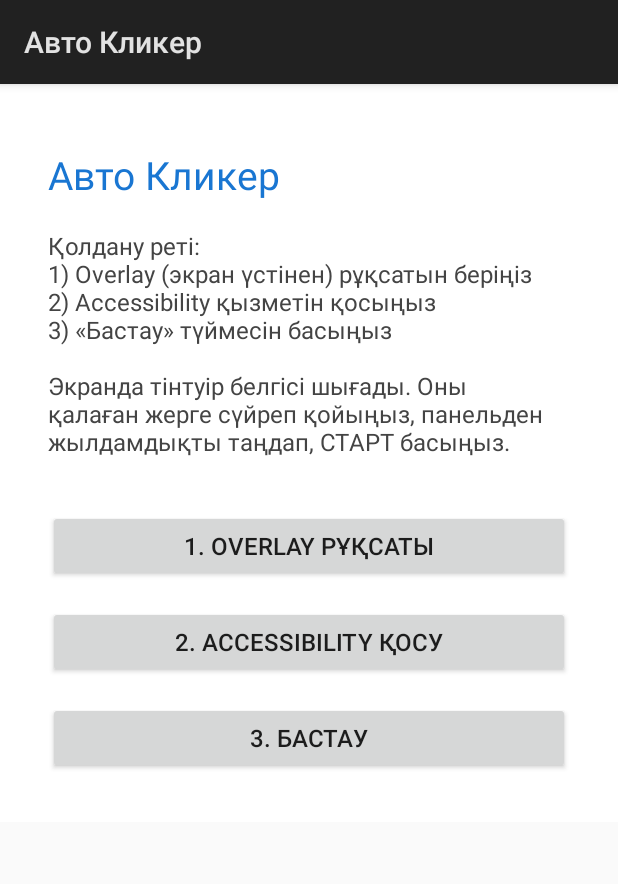
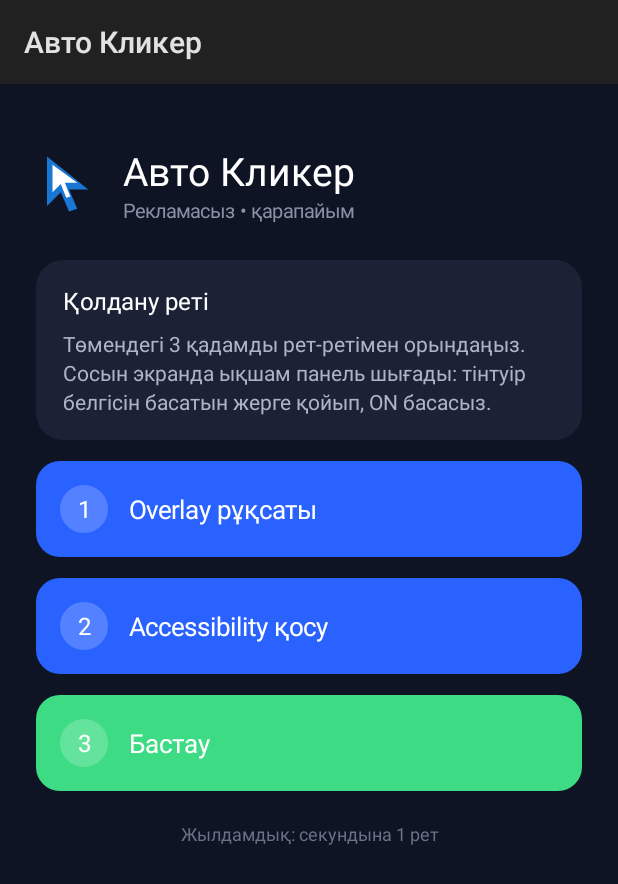
Before and after one commit to ooik2086-cmd/suret-izde, an Android app: the screen it shows after launch (MainActivity), on a phone screen of 412 x 824 dp. Shown: the top 884 px of the screen. Run offline under Robolectric (Android 15) with nearby library versions, the phone set to English and light mode, and no system bars.

Commit message:
Redesign UI: compact edge-docked overlay and styled main screen
Overlay: slim vertical panel docked to a screen edge with snap-to-edge,
ordered drag handle, ON (green), OFF (red), click counter, X (red).
Main screen: dark themed cards with numbered, colored step buttons.

https://claude.ai/code/session_01V9hDEfrHcWaNNjd3bZ4Xqy

```diff
--- a/autoclicker/app/build.gradle.kts
+++ b/autoclicker/app/build.gradle.kts
@@ -11,8 +11,8 @@ android {
         applicationId = "com.autoclicker.app"
         minSdk = 24
         targetSdk = 33
-        versionCode = 2
-        versionName = "1.1"
+        versionCode = 3
+        versionName = "1.2"
     }
 
     signingConfigs {
--- a/autoclicker/app/src/main/java/com/autoclicker/app/MainActivity.kt
+++ b/autoclicker/app/src/main/java/com/autoclicker/app/MainActivity.kt
@@ -3,48 +3,90 @@ package com.autoclicker.app
 import android.app.Activity
 import android.content.Intent
 import android.graphics.Color
+import android.graphics.drawable.GradientDrawable
 import android.net.Uri
 import android.os.Build
 import android.os.Bundle
 import android.provider.Settings
+import android.view.Gravity
 import android.view.ViewGroup
-import android.widget.Button
+import android.widget.ImageView
 import android.widget.LinearLayout
 import android.widget.ScrollView
 import android.widget.TextView
 import android.widget.Toast
+import kotlin.math.roundToInt
 
 class MainActivity : Activity() {
+
+    private fun dp(v: Int): Int = (v * resources.displayMetrics.density).roundToInt()
 
     override fun onCreate(savedInstanceState: Bundle?) {
         super.onCreate(savedInstanceState)
 
         val root = LinearLayout(this).apply {
             orientation = LinearLayout.VERTICAL
-            setPadding(48, 64, 48, 48)
-            setBackgroundColor(Color.WHITE)
+            setBackgroundColor(Color.parseColor("#0F1424"))
+            setPadding(dp(24), dp(40), dp(24), dp(32))
         }
 
-        val title = TextView(this).apply {
+        // ---- Тақырып (иконка + атау) ----
+        val header = LinearLayout(this).apply {
+            orientation = LinearLayout.HORIZONTAL
+            gravity = Gravity.CENTER_VERTICAL
+        }
+        val icon = ImageView(this).apply {
+            setImageResource(R.drawable.ic_mouse)
+            layoutParams = LinearLayout.LayoutParams(dp(44), dp(44))
+        }
+        val titleBox = LinearLayout(this).apply {
+            orientation = LinearLayout.VERTICAL
+            setPadding(dp(14), 0, 0, 0)
+        }
+        titleBox.addView(TextView(this).apply {
             text = "Авто Кликер"
             textSize = 26f
-            setTextColor(Color.parseColor("#1976D2"))
+            setTextColor(Color.WHITE)
+        })
+        titleBox.addView(TextView(this).apply {
+            text = "Рекламасыз • қарапайым"
+            textSize = 13f
+            setTextColor(Color.parseColor("#8A91A6"))
+        })
+        header.addView(icon)
+        header.addView(titleBox)
+        root.addView(header)
+
+        // ---- Нұсқаулық картасы ----
+        val card = LinearLayout(this).apply {
+            orientation = LinearLayout.VERTICAL
+            background = roundedBg("#1B2235", dp(18))
+            setPadding(dp(18), dp(16), dp(18), dp(16))
+            val lp = LinearLayout.LayoutParams(
+                ViewGroup.LayoutParams.MATCH_PARENT,
+                ViewGroup.LayoutParams.WRAP_CONTENT
+            )
+            lp.topMargin = dp(24)
+            layoutParams = lp
         }
-        root.addView(title)
+        card.addView(TextView(this).apply {
+            text = "Қолдану реті"
+            textSize = 16f
+            setTextColor(Color.WHITE)
+            setPadding(0, 0, 0, dp(8))
+        })
+        card.addView(TextView(this).apply {
+            text = "Төмендегі 3 қадамды рет-ретімен орындаңыз. Сосын экранда " +
+                "ықшам панель шығады: тінтуір белгісін басатын жерге қойып, " +
+                "ON басасыз."
+            textSize = 14f
+            setTextColor(Color.parseColor("#AEB4C7"))
+            setLineSpacing(dp(3).toFloat(), 1f)
+        })
+        root.addView(card)
 
-        val info = TextView(this).apply {
-            text = "\nҚолдану реті:\n" +
-                "1) Overlay (экран үстінен) рұқсатын беріңіз\n" +
-                "2) Accessibility қызметін қосыңыз\n" +
-                "3) «Бастау» түймесін басыңыз\n\n" +
-                "Экранда тінтуір белгісі шығады. Оны қалаған жерге сүйреп қойыңыз, " +
-                "панельден жылдамдықты таңдап, СТАРТ басыңыз.\n"
-            textSize = 16f
-            setTextColor(Color.DKGRAY)
-        }
-        root.addView(info)
-
-        root.addView(makeButton("1. Overlay рұқсаты") {
+        // ---- Қадам түймелері ----
+        root.addView(stepButton("1", "Overlay рұқсаты", "#2962FF") {
             startActivity(
                 Intent(
                     Settings.ACTION_MANAGE_OVERLAY_PERMISSION,
@@ -52,8 +94,7 @@ class MainActivity : Activity() {
                 )
             )
         })
-
-        root.addView(makeButton("2. Accessibility қосу") {
+        root.addView(stepButton("2", "Accessibility қосу", "#2962FF") {
             startActivity(Intent(Settings.ACTION_ACCESSIBILITY_SETTINGS))
             Toast.makeText(
                 this,
@@ -61,11 +102,10 @@ class MainActivity : Activity() {
                 Toast.LENGTH_LONG
             ).show()
         })
-
-        root.addView(makeButton("3. Бастау") {
+        root.addView(stepButton("3", "Бастау", "#3DDC84") {
             if (!Settings.canDrawOverlays(this)) {
                 Toast.makeText(this, "Алдымен Overlay рұқсатын беріңіз (1-түйме)", Toast.LENGTH_LONG).show()
-                return@makeButton
+                return@stepButton
             }
             val svc = Intent(this, OverlayService::class.java)
             if (Build.VERSION.SDK_INT >= Build.VERSION_CODES.O) {
@@ -73,26 +113,70 @@ class MainActivity : Activity() {
             } else {
                 startService(svc)
             }
-            Toast.makeText(this, "Тінтуір белгісі экранда шықты", Toast.LENGTH_SHORT).show()
+            Toast.makeText(this, "Панель экранда шықты", Toast.LENGTH_SHORT).show()
             moveTaskToBack(true)
         })
 
-        val scroll = ScrollView(this)
-        scroll.addView(root)
-        setContentView(scroll)
-    }
-
-    private fun makeButton(label: String, onClick: () -> Unit): Button {
-        return Button(this).apply {
-            text = label
-            textSize = 16f
+        root.addView(TextView(this).apply {
+            text = "Жылдамдық: секундына 1 рет"
+            textSize = 12f
+            setTextColor(Color.parseColor("#6B7186"))
+            gravity = Gravity.CENTER
             val lp = LinearLayout.LayoutParams(
                 ViewGroup.LayoutParams.MATCH_PARENT,
                 ViewGroup.LayoutParams.WRAP_CONTENT
             )
-            lp.topMargin = 24
+            lp.topMargin = dp(20)
             layoutParams = lp
+        })
+
+        val scroll = ScrollView(this).apply {
+            setBackgroundColor(Color.parseColor("#0F1424"))
+            addView(root)
+        }
+        setContentView(scroll)
+    }
+
+    /** Нөмірлі дөңгелек + мәтін бар әдемі түйме. */
+    private fun stepButton(num: String, label: String, colorHex: String, onClick: () -> Unit): LinearLayout {
+        val row = LinearLayout(this).apply {
+            orientation = LinearLayout.HORIZONTAL
+            gravity = Gravity.CENTER_VERTICAL
+            background = roundedBg(colorHex, dp(16))
+            setPadding(dp(16), dp(16), dp(16), dp(16))
+            isClickable = true
             setOnClickListener { onClick() }
+            val lp = LinearLayout.LayoutParams(
+                ViewGroup.LayoutParams.MATCH_PARENT,
+                ViewGroup.LayoutParams.WRAP_CONTENT
+            )
+            lp.topMargin = dp(14)
+            layoutParams = lp
+        }
+        val badge = TextView(this).apply {
+            text = num
+            textSize = 16f
+            setTextColor(Color.WHITE)
+            gravity = Gravity.CENTER
+            background = roundedBg("#33FFFFFF", dp(16))
+            layoutParams = LinearLayout.LayoutParams(dp(32), dp(32))
+        }
+        val txt = TextView(this).apply {
+            text = label
+            textSize = 17f
+            setTextColor(Color.WHITE)
+            setPadding(dp(14), 0, 0, 0)
+        }
+        row.addView(badge)
+        row.addView(txt)
+        return row
+    }
+
+    private fun roundedBg(colorHex: String, radius: Int): GradientDrawable {
+        return GradientDrawable().apply {
+            shape = GradientDrawable.RECTANGLE
+            cornerRadius = radius.toFloat()
+            setColor(Color.parseColor(colorHex))
         }
     }
 }
```
Also changed, not shown: autoclicker/app/src/main/java/com/autoclicker/app/OverlayService.kt (+72 -70 lines).
